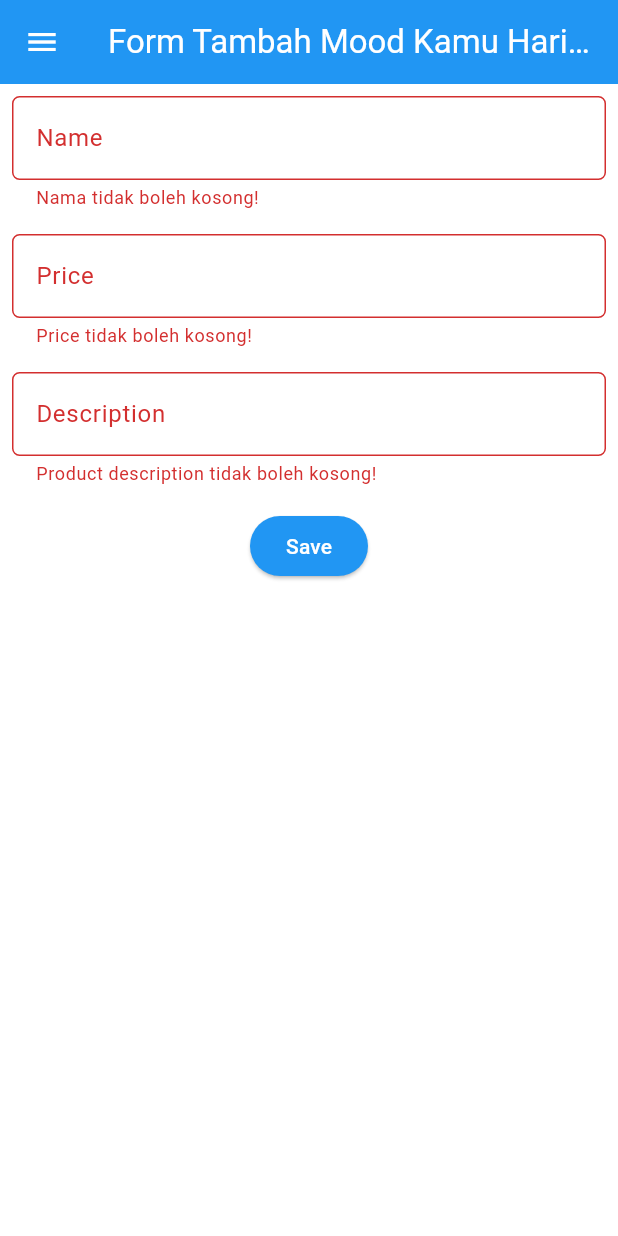
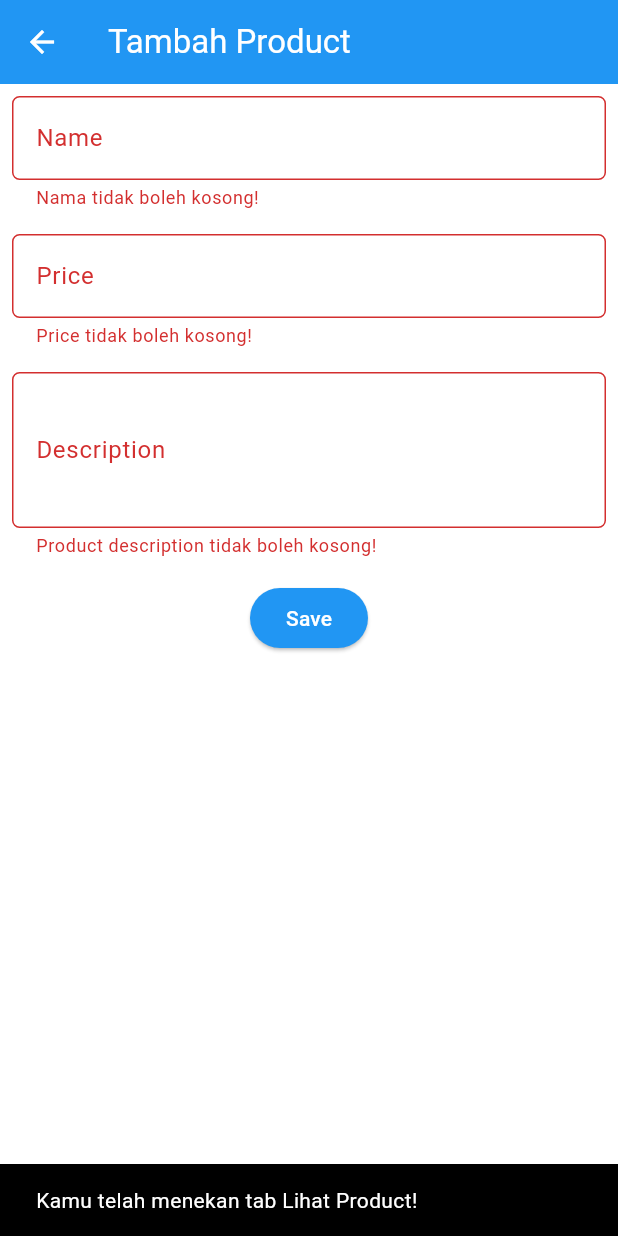
Before and after one commit to cahyabgg/Gege-Shop-mobile, a Flutter app: the ProductFormPage screen opened directly, after a tap on "Save", on a phone screen of 412 x 824 dp. Run offline on Flutter 3.47's test engine with Material 3 defaults, Android fonts, the phone set to English and light mode, and no system bars.

Commit message:
Tugas 8 selesai

```diff
--- a/lib/main.dart
+++ b/lib/main.dart
@@ -1,5 +1,5 @@
 import 'package:flutter/material.dart';
-import 'package:gege_shop_mobile/menu.dart';
+import 'package:gege_shop_mobile/screens/menu.dart';
 
 
 void main() {
@@ -14,6 +14,7 @@
   Widget build(BuildContext context) {
     return MaterialApp(
       title: 'Flutter Demo',
+      debugShowCheckedModeBanner: false,
       theme: ThemeData(
         // This is the theme of your application.
         //
@@ -35,7 +36,7 @@
         ).copyWith(secondary: Colors.blueAccent[700]),
         useMaterial3: true,
       ),
-      home: MyHomePage(),
+      home: const MyHomePage(),
     );
   }
 }
--- a/lib/screens/product_form.dart
+++ b/lib/screens/product_form.dart
@@ -1,5 +1,4 @@
 import 'package:flutter/material.dart';
-import 'package:gege_shop_mobile/widgets/left_drawer.dart';
 
 class ProductFormPage extends StatefulWidget {
   const ProductFormPage({super.key});
@@ -13,25 +12,22 @@
   String _name = "";
   String _description = "";
   int _price = 0;
+
   @override
   Widget build(BuildContext context) {
     return Scaffold(
       appBar: AppBar(
-        title: const Center(
-          child: Text(
-            'Form Tambah Mood Kamu Hari ini',
-          ),
-        ),
+        title: const Text('Tambah Product'),
         backgroundColor: Theme.of(context).colorScheme.primary,
         foregroundColor: Colors.white,
       ),
-      drawer: const LeftDrawer(),
       body: Form(
         key: _formKey,
         child: SingleChildScrollView(
           child: Column(
             crossAxisAlignment: CrossAxisAlignment.start,
             children: [
+              // Name Field
               Padding(
                 padding: const EdgeInsets.all(8.0),
                 child: TextFormField(
@@ -55,6 +51,7 @@
                   },
                 ),
               ),
+              // Price Field
               Padding(
                 padding: const EdgeInsets.all(8.0),
                 child: TextFormField(
@@ -65,6 +62,7 @@
                       borderRadius: BorderRadius.circular(5.0),
                     ),
                   ),
+                  keyboardType: TextInputType.number, // Ensure numeric keyboard
                   onChanged: (String? value) {
                     setState(() {
                       _price = int.tryParse(value!) ?? 0;
@@ -75,12 +73,13 @@
                       return "Price tidak boleh kosong!";
                     }
                     if (int.tryParse(value) == null) {
-                      return "Mood intensity harus berupa angka!";
+                      return "Price harus berupa angka!";
                     }
                     return null;
                   },
                 ),
               ),
+              // Description Field
               Padding(
                 padding: const EdgeInsets.all(8.0),
                 child: TextFormField(
@@ -91,6 +90,7 @@
                       borderRadius: BorderRadius.circular(5.0),
                     ),
                   ),
+                  maxLines: 3, // Allow multiple lines for description
                   onChanged: (String? value) {
                     setState(() {
                       _description = value!;
@@ -104,6 +104,7 @@
                   },
                 ),
               ),
+              // Save Button
               Align(
                 alignment: Alignment.bottomCenter,
                 child: Padding(
@@ -124,8 +125,9 @@
                                 child: Column(
                                   crossAxisAlignment: CrossAxisAlignment.start,
                                   children: [
-                                    Text('Mood: $_name'),
-                                    // TODO: Munculkan value-value lainnya
+                                    Text('Nama: $_name'),
+                                    Text('Price: $_price'),
+                                    Text('Description: $_description'),
                                   ],
                                 ),
                               ),
--- a/pubspec.yaml
+++ b/pubspec.yaml
@@ -35,6 +35,7 @@
   # The following adds the Cupertino Icons font to your application.
   # Use with the CupertinoIcons class for iOS style icons.
   cupertino_icons: ^1.0.8
+  http: ^1.2.2
 
 dev_dependencies:
   flutter_test:
```
Also changed, not shown: lib/screens/menu.dart (+6 -2 lines), lib/widgets/left_drawer.dart (+6 -7 lines), pubspec.lock.
